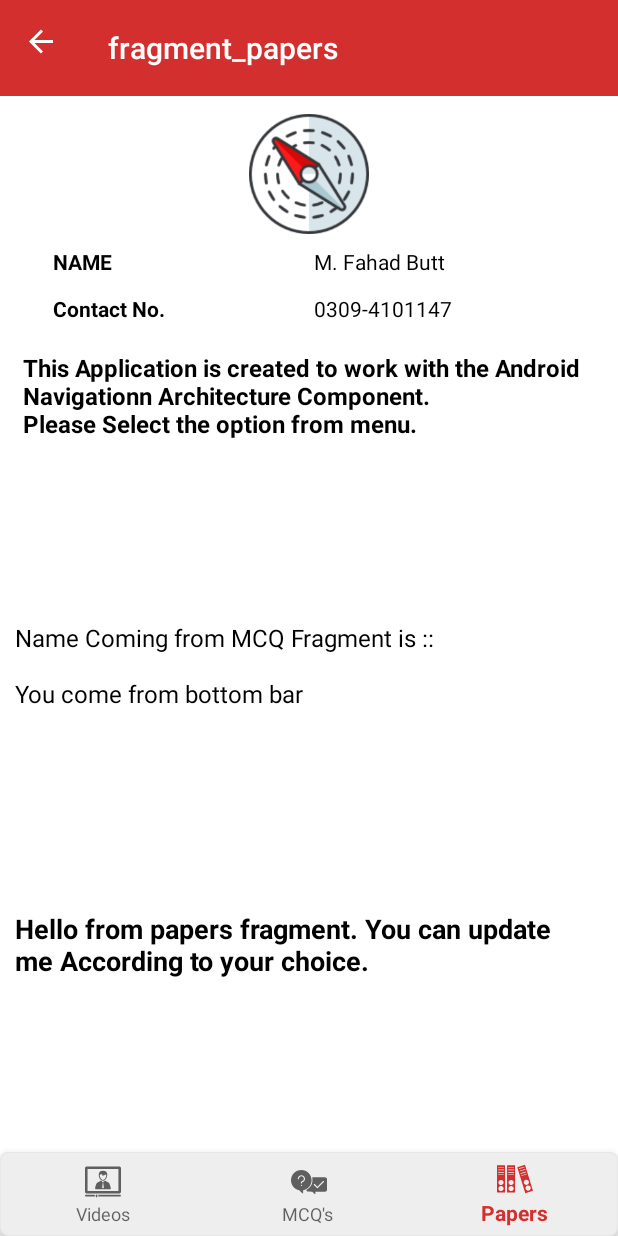
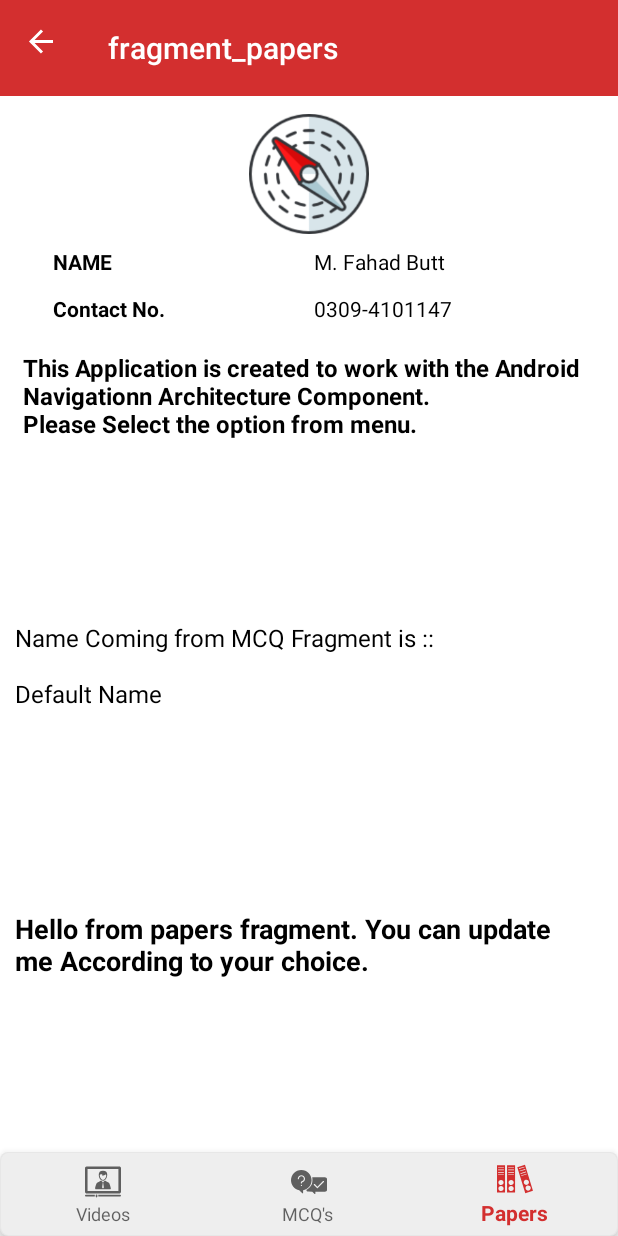
Before and after one commit to FahadButt1996/Android-Navigation, an Android app: the PapersFragment screen opened through its navigation route, on a phone screen of 412 x 824 dp. Run offline under Robolectric (Android 15) with nearby library versions, the phone set to English and light mode, and no system bars; our stand-ins replace navigation-ui.

Commit message:
Use SafeArg to pass the arguments

```diff
--- a/app/build.gradle
+++ b/app/build.gradle
@@ -1,6 +1,7 @@
 apply plugin: 'com.android.application'
 apply plugin: 'kotlin-android'
 apply plugin: 'kotlin-android-extensions'
+apply plugin: 'androidx.navigation.safeargs'
 
 android {
     compileSdkVersion 28
@@ -29,7 +30,7 @@ dependencies {
     androidTestImplementation 'com.android.support.test:runner:1.0.2'
     androidTestImplementation 'com.android.support.test.espresso:espresso-core:3.0.2'
 
-    def nav_version = "1.0.0-alpha09"
+    def nav_version = "1.0.0-alpha11"
 
     implementation "android.arch.navigation:navigation-fragment-ktx:$nav_version"
     // use -ktx for Kotlin
--- a/app/src/main/java/com/example/fahadwaqar/navigationjetpack/MainActivity.kt
+++ b/app/src/main/java/com/example/fahadwaqar/navigationjetpack/MainActivity.kt
@@ -16,6 +16,7 @@ import kotlinx.android.synthetic.main.activity_main.*
 class MainActivity : AppCompatActivity()  {
 
     lateinit var navHost: NavHostFragment
+
     override fun onCreate(savedInstanceState: Bundle?) {
         super.onCreate(savedInstanceState)
         setContentView(R.layout.activity_main)
--- a/app/src/main/java/com/example/fahadwaqar/navigationjetpack/PapersFragment.kt
+++ b/app/src/main/java/com/example/fahadwaqar/navigationjetpack/PapersFragment.kt
@@ -8,16 +8,6 @@ import android.view.View
 import android.view.ViewGroup
 import kotlinx.android.synthetic.main.fragment_papers.*
 
-
-// TODO: Rename parameter arguments, choose names that match
-// the fragment initialization parameters, e.g. ARG_ITEM_NUMBER
-private const val ARG_PARAM1 = "param1"
-private const val ARG_PARAM2 = "param2"
-
-/**
- * A simple [Fragment] subclass.
- *
- */
 class PapersFragment : Fragment() {
 
     override fun onCreateView(inflater: LayoutInflater, container: ViewGroup?,
@@ -28,6 +18,11 @@ class PapersFragment : Fragment() {
 
     override fun onViewCreated(view: View, savedInstanceState: Bundle?) {
         super.onViewCreated(view, savedInstanceState)
-        name_feild.text = "Name Coming from MCQ Fragment is ::\n\n" + arguments?.getString("name_arg")
+    // when receiving data from bundle
+//        name_feild.text = "Name Coming from MCQ Fragment is ::\n\n" + arguments?.getString("name_arg")
+
+        // when receiving data from SafeArgs
+        val name_arg = PapersFragmentArgs.fromBundle(arguments!!).nameArg
+        name_feild.text = "Name Coming from MCQ Fragment is ::\n\n" + name_arg
     }
 }
--- a/app/src/main/res/navigation/nav_graph.xml
+++ b/app/src/main/res/navigation/nav_graph.xml
@@ -35,7 +35,7 @@
 
         <argument
             android:name="name_arg"
-            android:defaultValue="You come from bottom bar"
+            android:defaultValue="Default Name"
             app:argType="string" />
     </fragment>
 
@@ -46,7 +46,7 @@
         tools:layout="@layout/activity_main" />
     <argument
         android:name="prev_frag_name"
-        android:defaultValue="tessting"
+        android:defaultValue="testing"
         app:argType="string" />
 
 </navigation>
--- a/build.gradle
+++ b/build.gradle
@@ -1,16 +1,16 @@
 // Top-level build file where you can add configuration options common to all sub-projects/modules.
 
 buildscript {
-    ext.kotlin_version = '1.3.11'
+    ext.kotlin_version = '1.3.20'
 
     repositories {
         google()
         jcenter()
     }
     dependencies {
-        classpath 'com.android.tools.build:gradle:3.2.1'
+        classpath 'com.android.tools.build:gradle:3.3.0'
         classpath "org.jetbrains.kotlin:kotlin-gradle-plugin:$kotlin_version"
-
+        classpath 'android.arch.navigation:navigation-safe-args-gradle-plugin:1.0.0-alpha11'
         // NOTE: Do not place your application dependencies here; they belong
         // in the individual module build.gradle files
     }
```
Also changed, not shown: app/src/main/java/com/example/fahadwaqar/navigationjetpack/MCQFragment.kt (+23 -9 lines), gradle/wrapper/gradle-wrapper.properties.
